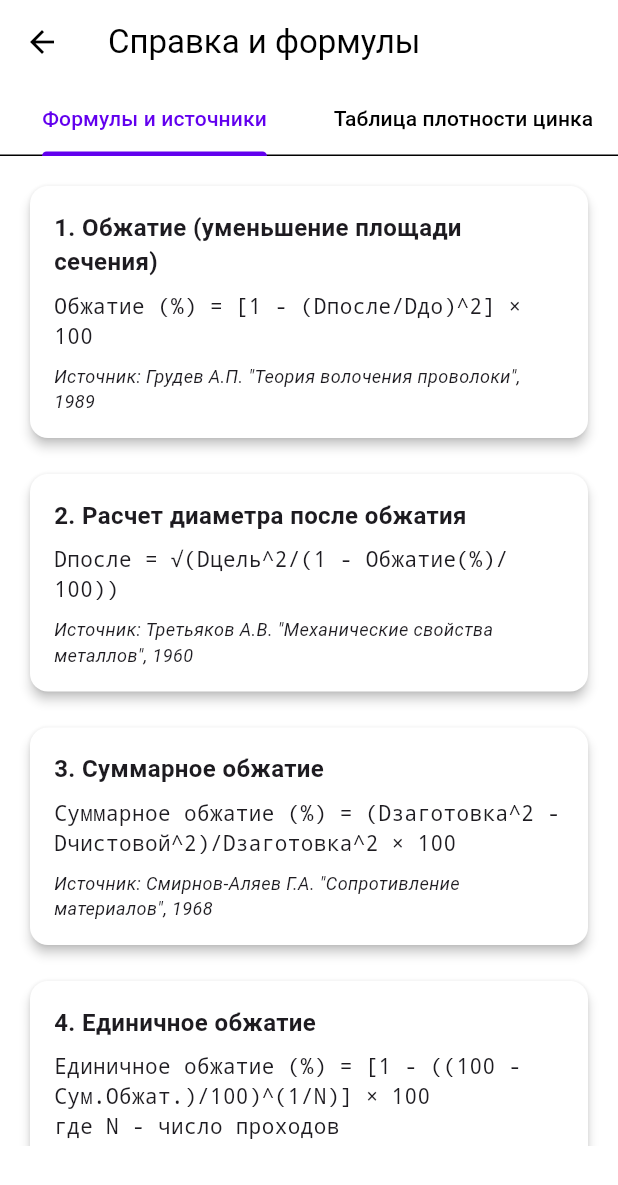
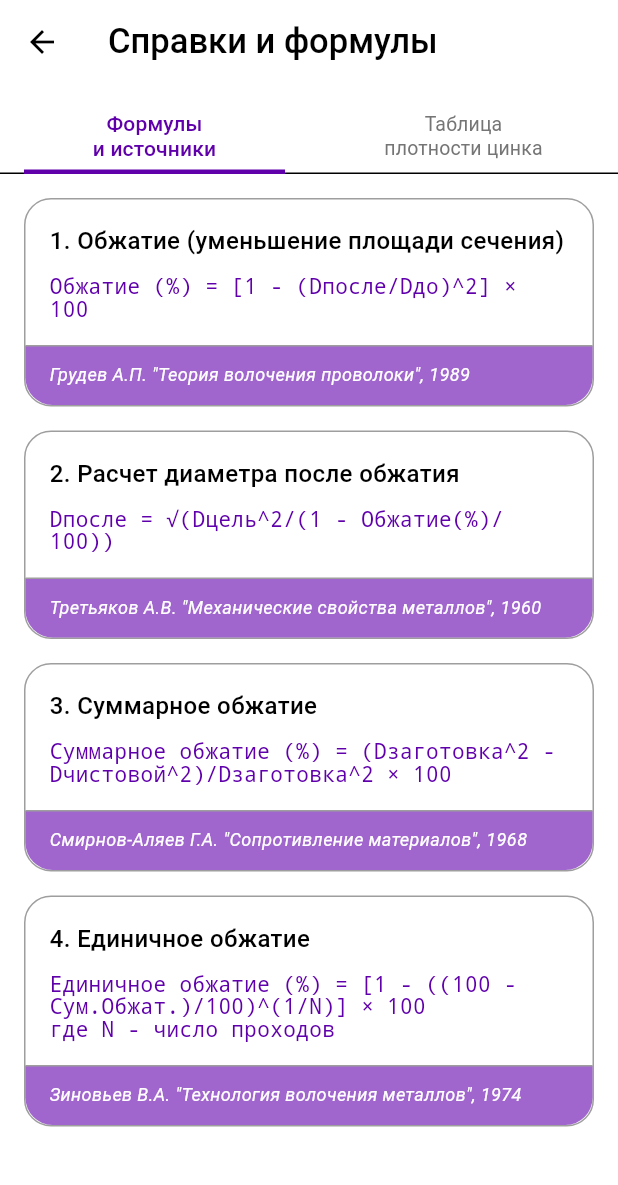
Before and after one commit to Abynarc/Dragging, a Flutter app: the ReferenceScreen screen opened directly, on a phone screen of 412 x 824 dp. Shown: the top 1185 px of the screen. Run offline on Flutter 3.47's test engine with Material 3 defaults, Android fonts, the light colour scheme and no system bars.

Commit message:
Update main.dart
редизайн экрана "Формулы и источники"

```diff
--- a/wire_drawing_calc/lib/main.dart
+++ b/wire_drawing_calc/lib/main.dart
@@ -251,16 +251,71 @@ class ReferenceScreen extends StatelessWidget {
 
   @override
   Widget build(BuildContext context) {
+    final isDarkTheme = Theme.of(context).brightness == Brightness.dark;
+
     return DefaultTabController(
       length: 2,
       child: Scaffold(
         appBar: AppBar(
-          title: const Text('Справка и формулы'),
-          bottom: const TabBar(
-            tabs: [
-              Tab(text: 'Формулы и источники'),
-              Tab(text: 'Таблица плотности цинка'),
-            ],
+          title: Text(
+            'Справки и формулы',
+            style: TextStyle(
+              fontSize: 23,
+              fontWeight: FontWeight.w500,
+              color: isDarkTheme ? Colors.white : Colors.black,
+            ),
+          ),
+          bottom: PreferredSize(
+            preferredSize: const Size.fromHeight(
+              60,
+            ), // Увеличили высоту для двух строк
+            child: TabBar(
+              indicator: UnderlineTabIndicator(
+                borderSide: BorderSide(
+                  width: 3.0,
+                  color: const Color(0xFF6000AB),
+                ),
+              ),
+              labelColor: const Color(0xFF6000AB),
+              unselectedLabelColor: Colors.grey[600],
+              labelStyle: const TextStyle(
+                fontSize: 14, // Уменьшили для лучшей адаптивности
+                fontWeight: FontWeight.w500,
+                height: 1.2, // Межстрочный интервал
+              ),
+              unselectedLabelStyle: TextStyle(
+                fontSize: 13,
+                fontWeight: FontWeight.normal,
+                color: Colors.grey[600],
+                height: 1.2,
+              ),
+              tabs: const [
+                Tab(
+                  child: SizedBox(
+                    width: double.infinity,
+                    child: Column(
+                      mainAxisAlignment: MainAxisAlignment.center,
+                      children: [
+                        Text('Формулы', textAlign: TextAlign.center),
+                        Text('и источники', textAlign: TextAlign.center),
+                      ],
+                    ),
+                  ),
+                ),
+                Tab(
+                  child: SizedBox(
+                    width: double.infinity,
+                    child: Column(
+                      mainAxisAlignment: MainAxisAlignment.center,
+                      children: [
+                        Text('Таблица', textAlign: TextAlign.center),
+                        Text('плотности цинка', textAlign: TextAlign.center),
+                      ],
+                    ),
+                  ),
+                ),
+              ],
+            ),
           ),
         ),
         body: const Padding(
@@ -279,91 +334,161 @@ class FormulasAndSourcesTab extends StatelessWidget {
 
   @override
   Widget build(BuildContext context) {
+    return LayoutBuilder(
+      builder: (context, constraints) {
+        final cardWidth =
+            constraints.maxWidth > 600 ? 600.0 : constraints.maxWidth * 0.95;
+
         return SingleChildScrollView(
           padding: const EdgeInsets.all(16),
+          child: Center(
+            child: SizedBox(
+              width: cardWidth,
               child: Column(
-        crossAxisAlignment: CrossAxisAlignment.start,
                 children: [
                   _buildFormulaCard(
+                    context,
                     title: '1. Обжатие (уменьшение площади сечения)',
                     formula: 'Обжатие (%) = [1 - (Dпосле/Dдо)^2] × 100',
                     source: 'Грудев А.П. "Теория волочения проволоки", 1989',
                   ),
                   const SizedBox(height: 16),
                   _buildFormulaCard(
+                    context,
                     title: '2. Расчет диаметра после обжатия',
                     formula: 'Dпосле = √(Dцель^2/(1 - Обжатие(%)/100))',
-            source: 'Третьяков А.В. "Механические свойства металлов", 1960',
+                    source:
+                        'Третьяков А.В. "Механические свойства металлов", 1960',
                   ),
                   const SizedBox(height: 16),
                   _buildFormulaCard(
+                    context,
                     title: '3. Суммарное обжатие',
                     formula:
                         'Суммарное обжатие (%) = (Dзаготовка^2 - Dчистовой^2)/Dзаготовка^2 × 100',
-            source: 'Смирнов-Аляев Г.А. "Сопротивление материалов", 1968',
+                    source:
+                        'Смирнов-Аляев Г.А. "Сопротивление материалов", 1968',
                   ),
                   const SizedBox(height: 16),
                   _buildFormulaCard(
+                    context,
                     title: '4. Единичное обжатие',
                     formula:
                         'Единичное обжатие (%) = [1 - ((100 - Сум.Обжат.)/100)^(1/N)] × 100\nгде N - число проходов',
-            source: 'Зиновьев В.А. "Технология волочения металлов", 1974',
+                    source:
+                        'Зиновьев В.А. "Технология волочения металлов", 1974',
                   ),
                   const SizedBox(height: 16),
                   _buildFormulaCard(
+                    context,
                     title: '5. ВСР заготовки',
-            formula: 'ВСРзагот = 100 × Углерод (С) + 53 - Dзаготовка ± 5',
-            source: 'Рудман Л.И. "Технология производства проволоки", 1982',
+                    formula:
+                        'ВСРзагот = 100 × Углерод (С) + 53 - Dзаготовка ± 5',
+                    source:
+                        'Рудман Л.И. "Технология производства проволоки", 1982',
                   ),
                   const SizedBox(height: 16),
                   _buildFormulaCard(
+                    context,
                     title: '6. ВСР готовой проволоки',
                     formula:
                         'ВСРготов = ВСРзагот + [0.6 × (Углерод + Dзаг/40 + 0.01 × Сум.Обжат.) × Сум.Обжат.] / [log10(√(100 - Сум.Обжат.)) + 0.0005 × Сум.Обжат.]',
-            source: 'Рудман Л.И. "Технология производства проволоки", 1982',
+                    source:
+                        'Рудман Л.И. "Технология производства проволоки", 1982',
                   ),
                   const SizedBox(height: 16),
                   _buildFormulaCard(
+                    context,
                     title: '7. Формула расчёта цинка на заготовке',
                     formula:
                         'Цинк на заготовке (г/м²) = (D_заг / D_кон) × P_кон × K\n\nГде:\n- D_заг — диаметр заготовки (мм),\n- D_кон — диаметр готовой проволоки (мм),\n- P_кон — норма цинка для конечного диаметра (г/м², по ГОСТ 7372-79, табл. 7),\n- K — поправочный коэффициент:\n  • 1.1 для групп С и Ж,\n  • 1.2–1.3 для группы ОЖ.',
                     source:
                         'Гуляев А.П. Технология волочения металлов. — М.: Металлургия, 1986',
                   ),
-          const SizedBox(height: 40),
-        ],
-      ),
-    );
-  }
-
-  Widget _buildFormulaCard({
+                ],
+              ),
+            ),
+          ),
+        );
+      },
+    );
+  }
+
+  Widget _buildFormulaCard(
+    BuildContext context, {
     required String title,
     required String formula,
     required String source,
   }) {
-    return Card(
-      elevation: 3,
-      child: Padding(
+    final isDarkTheme = Theme.of(context).brightness == Brightness.dark;
+    const borderColorLight = Colors.grey;
+    const borderColorDark = Color(0xFF6000AB);
+    const formulaColor = Color(0xFF6000AB);
+    const sourceBgColor = Color(0x996000AB);
+
+    return Container(
+      decoration: BoxDecoration(
+        borderRadius: BorderRadius.circular(18),
+        border: Border.all(
+          color: isDarkTheme ? borderColorDark : borderColorLight,
+          width: 1.0,
+        ),
+      ),
+      child: Column(
+        crossAxisAlignment: CrossAxisAlignment.stretch,
+        children: [
+          Padding(
             padding: const EdgeInsets.all(16),
             child: Column(
               crossAxisAlignment: CrossAxisAlignment.start,
               children: [
                 Text(
                   title,
-              style: const TextStyle(fontSize: 16, fontWeight: FontWeight.bold),
-            ),
-            const SizedBox(height: 8),
+                  style: TextStyle(
+                    fontSize: 16,
+                    fontWeight: FontWeight.w500,
+                    color: Theme.of(context).colorScheme.onSurface,
+                  ),
+                ),
+                const SizedBox(height: 12),
                 Text(
                   formula,
-              style: const TextStyle(fontSize: 14, fontFamily: 'monospace'),
-            ),
-            const SizedBox(height: 8),
-            Text(
-              'Источник: $source',
-              style: const TextStyle(fontSize: 12, fontStyle: FontStyle.italic),
-            ),
-          ],
-        ),
+                  style: const TextStyle(
+                    fontSize: 14,
+                    fontFamily: 'monospace',
+                    color: formulaColor,
+                    height: 1.1,
+                  ),
+                ),
+              ],
+            ),
+          ),
+          Container(
+            constraints: const BoxConstraints(minHeight: 40),
+            padding: const EdgeInsets.symmetric(horizontal: 16, vertical: 10),
+            decoration: BoxDecoration(
+              color: sourceBgColor,
+              borderRadius: const BorderRadius.only(
+                bottomLeft: Radius.circular(18),
+                bottomRight: Radius.circular(18),
+              ),
+              border: Border(
+                top: BorderSide(
+                  color: isDarkTheme ? borderColorDark : borderColorLight,
+                  width: 1.0,
+                ),
+              ),
+            ),
+            child: Text(
+              source,
+              style: const TextStyle(
+                fontSize: 12,
+                fontStyle: FontStyle.italic,
+                color: Colors.white,
+              ),
+            ),
+          ),
+        ],
       ),
     );
   }
```
Lines whose indentation alone changed are shown as unchanged.
